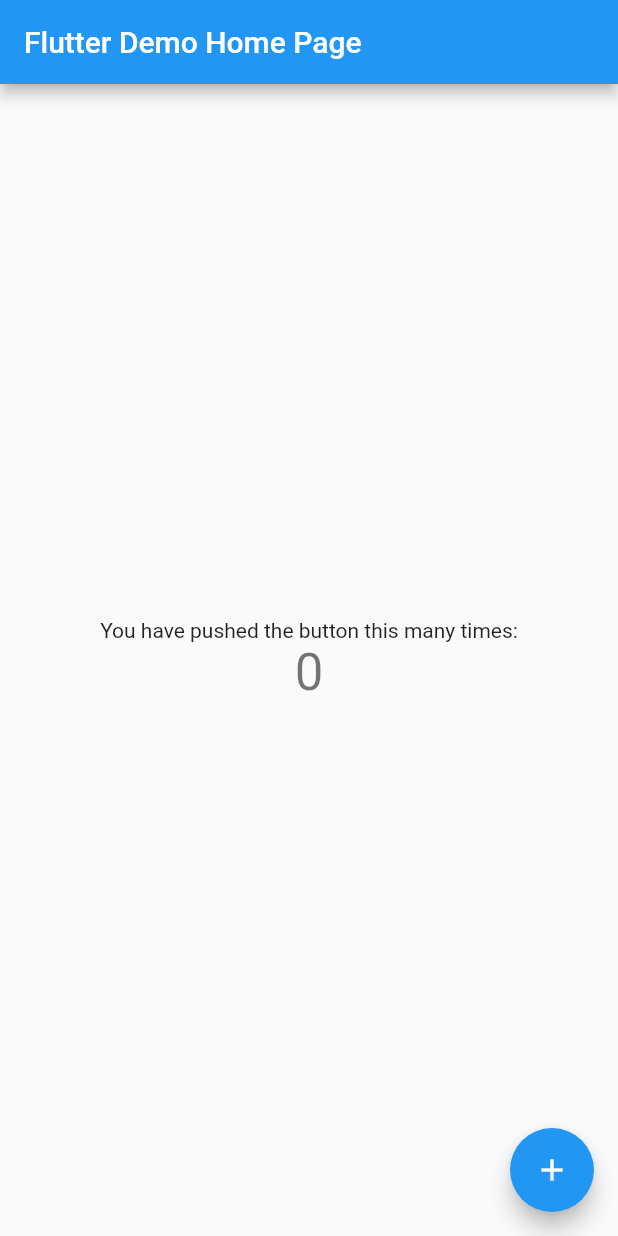
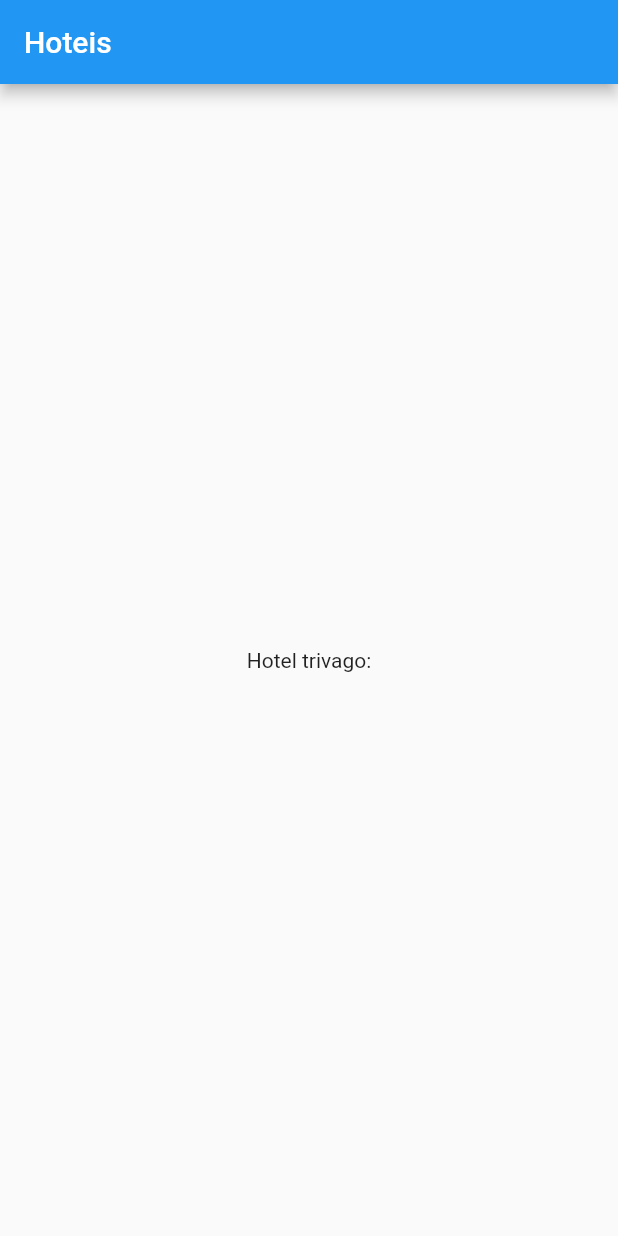
Before and after one commit to GabrielSiqueiraGama/hoteis_ui_flutter, a Flutter app: the screen it shows after launch, on a phone screen of 412 x 824 dp. Run offline on Flutter 3.47's test engine with Material 2 defaults, Android fonts, the phone set to English and light mode, and no system bars; missing offline and left inert: dart:ffi.

```diff
--- a/lib/main.dart
+++ b/lib/main.dart
@@ -7,39 +7,21 @@
 class MyApp extends StatelessWidget {
   const MyApp({Key? key}) : super(key: key);
 
-  // This widget is the root of your application.
   @override
   Widget build(BuildContext context) {
     return MaterialApp(
+      debugShowCheckedModeBanner: false,
       title: 'Hoteis',
       theme: ThemeData(
-        // This is the theme of your application.
-        //
-        // Try running your application with "flutter run". You'll see the
-        // application has a blue toolbar. Then, without quitting the app, try
-        // changing the primarySwatch below to Colors.green and then invoke
-        // "hot reload" (press "r" in the console where you ran "flutter run",
-        // or simply save your changes to "hot reload" in a Flutter IDE).
-        // Notice that the counter didn't reset back to zero; the application
-        // is not restarted.
         primarySwatch: Colors.blue,
       ),
-      home: const MyHomePage(title: 'Flutter Demo Home Page'),
+      home: const MyHomePage(title: 'Hoteis'),
     );
   }
 }
 
 class MyHomePage extends StatefulWidget {
   const MyHomePage({Key? key, required this.title}) : super(key: key);
-
-  // This widget is the home page of your application. It is stateful, meaning
-  // that it has a State object (defined below) that contains fields that affect
-  // how it looks.
-
-  // This class is the configuration for the state. It holds the values (in this
-  // case the title) provided by the parent (in this case the App widget) and
-  // used by the build method of the State. Fields in a Widget subclass are
-  // always marked "final".
 
   final String title;
 
@@ -48,68 +30,22 @@
 }
 
 class _MyHomePageState extends State<MyHomePage> {
-  int _counter = 0;
-
-  void _incrementCounter() {
-    setState(() {
-      // This call to setState tells the Flutter framework that something has
-      // changed in this State, which causes it to rerun the build method below
-      // so that the display can reflect the updated values. If we changed
-      // _counter without calling setState(), then the build method would not be
-      // called again, and so nothing would appear to happen.
-      _counter++;
-    });
-  }
-
   @override
   Widget build(BuildContext context) {
-    // This method is rerun every time setState is called, for instance as done
-    // by the _incrementCounter method above.
-    //
-    // The Flutter framework has been optimized to make rerunning build methods
-    // fast, so that you can just rebuild anything that needs updating rather
-    // than having to individually change instances of widgets.
     return Scaffold(
       appBar: AppBar(
-        // Here we take the value from the MyHomePage object that was created by
-        // the App.build method, and use it to set our appbar title.
         title: Text(widget.title),
       ),
       body: Center(
-        // Center is a layout widget. It takes a single child and positions it
-        // in the middle of the parent.
         child: Column(
-          // Column is also a layout widget. It takes a list of children and
-          // arranges them vertically. By default, it sizes itself to fit its
-          // children horizontally, and tries to be as tall as its parent.
-          //
-          // Invoke "debug painting" (press "p" in the console, choose the
-          // "Toggle Debug Paint" action from the Flutter Inspector in Android
-          // Studio, or the "Toggle Debug Paint" command in Visual Studio Code)
-          // to see the wireframe for each widget.
-          //
-          // Column has various properties to control how it sizes itself and
-          // how it positions its children. Here we use mainAxisAlignment to
-          // center the children vertically; the main axis here is the vertical
-          // axis because Columns are vertical (the cross axis would be
-          // horizontal).
           mainAxisAlignment: MainAxisAlignment.center,
-          children: <Widget>[
-            const Text(
-              'You have pushed the button this many times:',
-            ),
+          children: const <Widget>[
             Text(
-              '$_counter',
-              style: Theme.of(context).textTheme.headline4,
+              'Hotel trivago:',
             ),
           ],
         ),
       ),
-      floatingActionButton: FloatingActionButton(
-        onPressed: _incrementCounter,
-        tooltip: 'Increment',
-        child: const Icon(Icons.add),
-      ), // This trailing comma makes auto-formatting nicer for build methods.
     );
   }
 }
--- /dev/null
+++ b/lib/pages/hotel_model.dart
@@ -0,0 +1,23 @@
+import 'dart:ffi';
+
+class Hotel {
+  String imageUrl;
+  String nome;
+  String cidade;
+  String descricao;
+  Double valor;
+  Int quartos;
+  String wifi;
+  Int banheiros;
+
+  Hotel({
+    required this.imageUrl,
+    required this.nome,
+    required this.cidade,
+    required this.descricao,
+    required this.valor,
+    required this.quartos,
+    required this.wifi,
+    required this.banheiros,
+  });
+}
```
Also changed, not shown: pubspec.yaml (+3 -5 lines), assets/images/predio01.png (added), assets/images/predio02.png (added), assets/images/sala01.png (added), assets/images/sala02.png (added).
